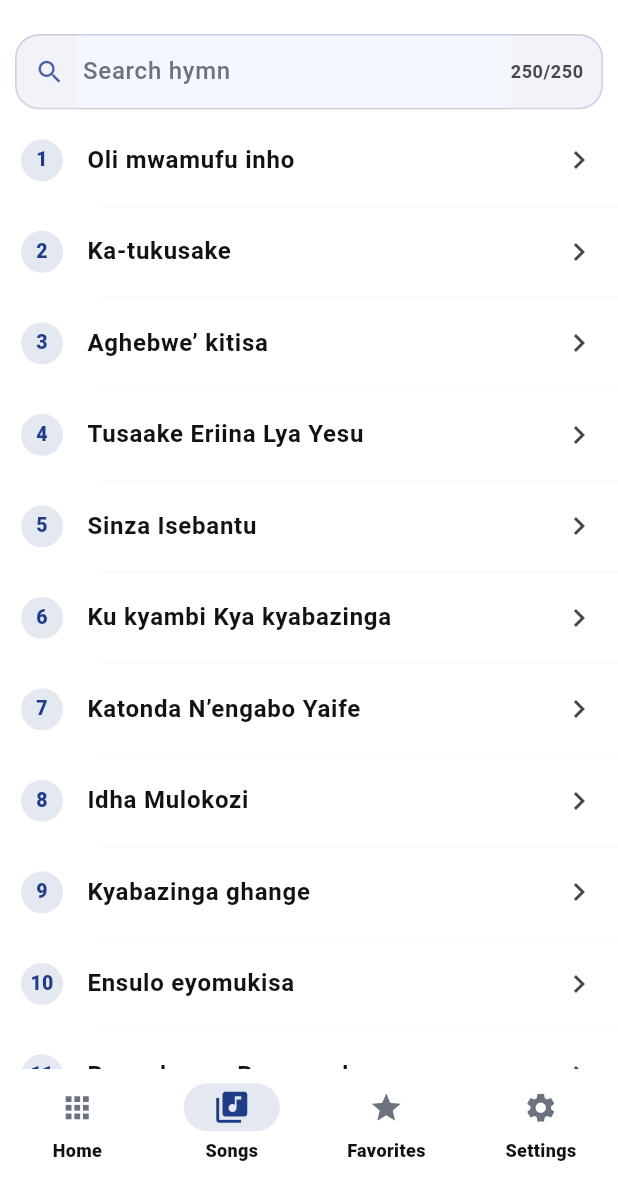
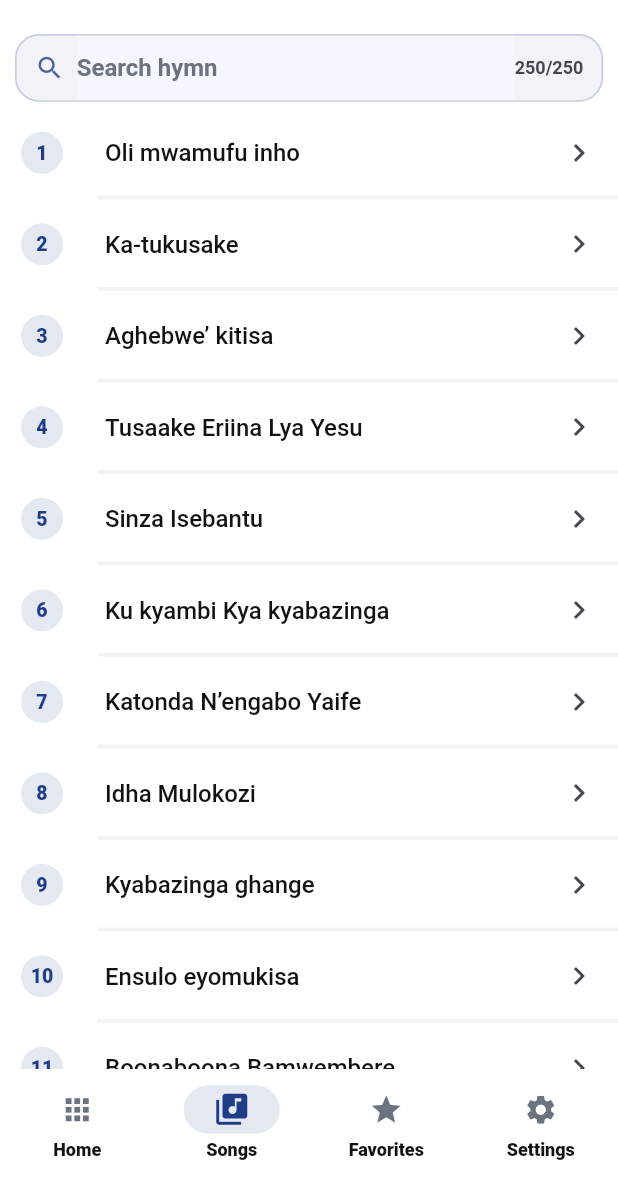
Before and after one commit to nakasanje/lusogahymnal, a Flutter app: the screen it shows after launch, item 2 of the bottom bar chosen, on a phone screen of 412 x 824 dp, the part 59-1236 px from its top. Run offline on Flutter 3.47's test engine with Material 3 defaults, Android fonts, the phone set to English and light mode, and no system bars; our stand-ins replace share_plus, shared_preferences.

Commit message:
ttr ap bar

```diff
--- a/lib/main.dart
+++ b/lib/main.dart
@@ -425,7 +425,7 @@ ThemeData hymnalLightTheme() {
   );
 
   return ThemeData(
-    useMaterial3: true,
+    useMaterial3: false,
     colorScheme: cs,
     scaffoldBackgroundColor: scaffold,
 
@@ -1161,7 +1161,7 @@ class _SongsHomeState extends State<SongsHome> {
                     color: Theme.of(context)
                         .colorScheme
                         .primary
-                        .withValues(alpha: 0.18),
+                        .withValues(alpha: 0.20),
                     width: 1.1,
                   ),
                 ),
@@ -1261,7 +1261,10 @@ class _SongsHomeState extends State<SongsHome> {
                         ),
                         title: Text(
                           song.title,
-                          style: const TextStyle(fontWeight: FontWeight.w700),
+                          style: const TextStyle(
+                            fontWeight: FontWeight.w500,
+                            fontSize: 16,
+                          ),
                         ),
                         trailing: Icon(Icons.chevron_right,
                             color: scheme.onSurfaceVariant),
@@ -1287,8 +1290,8 @@ class _SongsHomeState extends State<SongsHome> {
                         padding: const EdgeInsets.only(left: 65),
                         child: Divider(
                           height: 1,
-                          thickness: 1,
-                          color: scheme.outlineVariant.withValues(alpha: 0.10),
+                          thickness: 2.5,
+                          color: scheme.outlineVariant.withValues(alpha: 0.20),
                         ),
                       ),
                     ],
```
